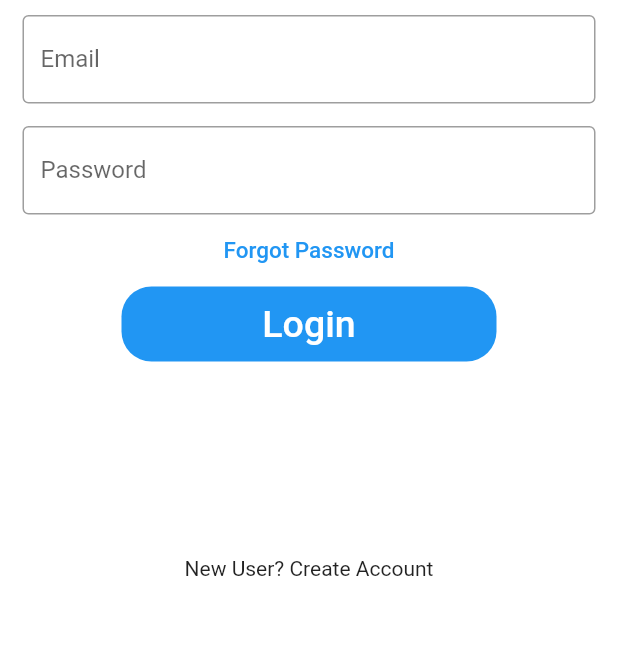
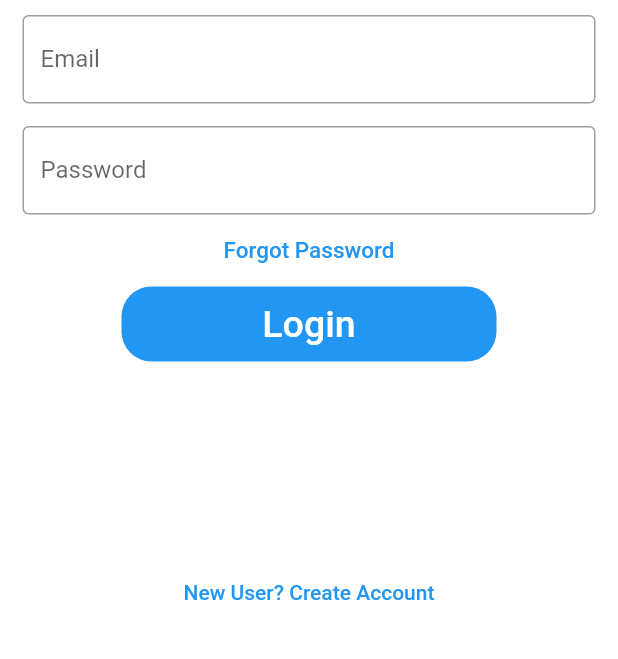
Before and after one commit to SystemIntegration/Flutter-Auth-Template, a Flutter app: the screen it shows after launch, after a tap on "Already have an account? Sign in", on a phone screen of 412 x 824 dp, the part 369-1028 px from its top. Run offline on Flutter 3.47's test engine with Material 2 defaults, Android fonts, the light colour scheme and no system bars.

Commit message:
Login screen in Goto SignUp Screen redirect issue resolved.

```diff
--- a/lib/SignIn.dart
+++ b/lib/SignIn.dart
@@ -1,4 +1,5 @@
 import 'package:flutter/material.dart';
+import 'package:login_register_demo/SignUpApp.dart';
 import 'HomePage.dart';
 
 void main() {
@@ -43,11 +44,13 @@ class _LoginDemoState extends State<LoginDemo> {
                   /*decoration: BoxDecoration(
                         color: Colors.red,
                         borderRadius: BorderRadius.circular(50.0)),*/
-                  child: Image.asset('assets/images/silogo.jpeg', scale: 1, width: 180,
-                  height: 130,),
-
+                  child: Image.asset(
+                    'assets/images/silogo.jpeg',
+                    scale: 1,
+                    width: 180,
+                    height: 130,
+                  ),
                 ),
-
               ),
             ),
             Padding(
@@ -100,7 +103,13 @@ class _LoginDemoState extends State<LoginDemo> {
             SizedBox(
               height: 130,
             ),
-            Text('New User? Create Account')
+            TextButton(
+              onPressed: () {
+                Navigator.push(
+                    context, MaterialPageRoute(builder: (_) => SignUpApp()));
+              },
+              child: Text('New User? Create Account'),
+            )
           ],
         ),
       ),
```
